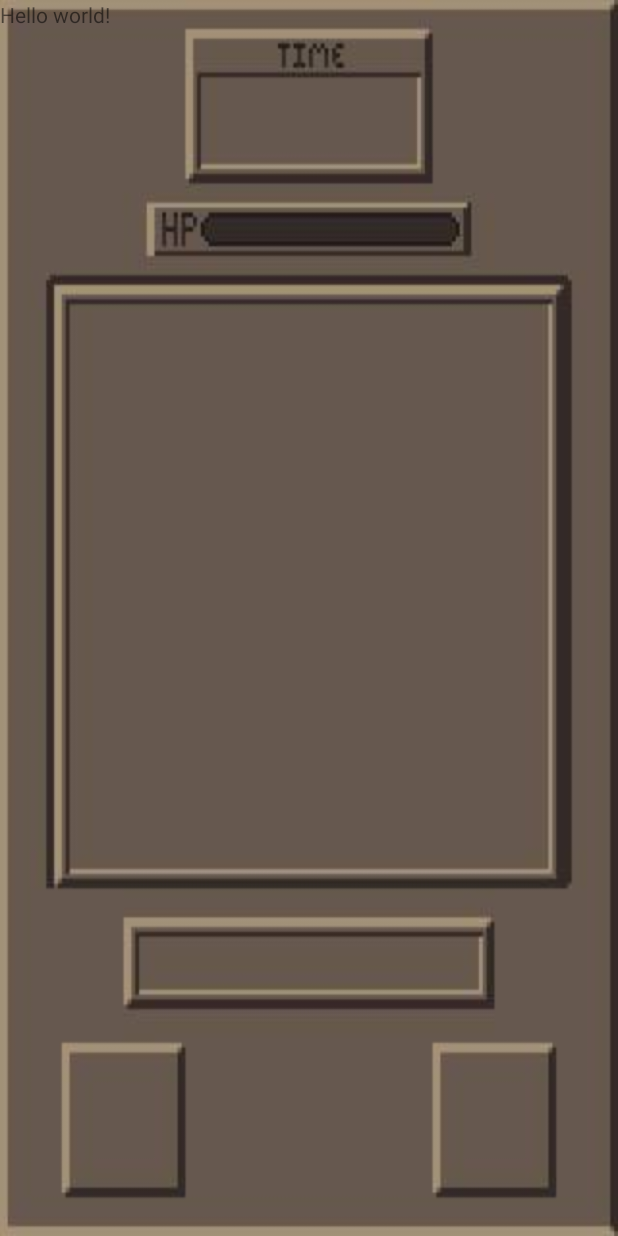
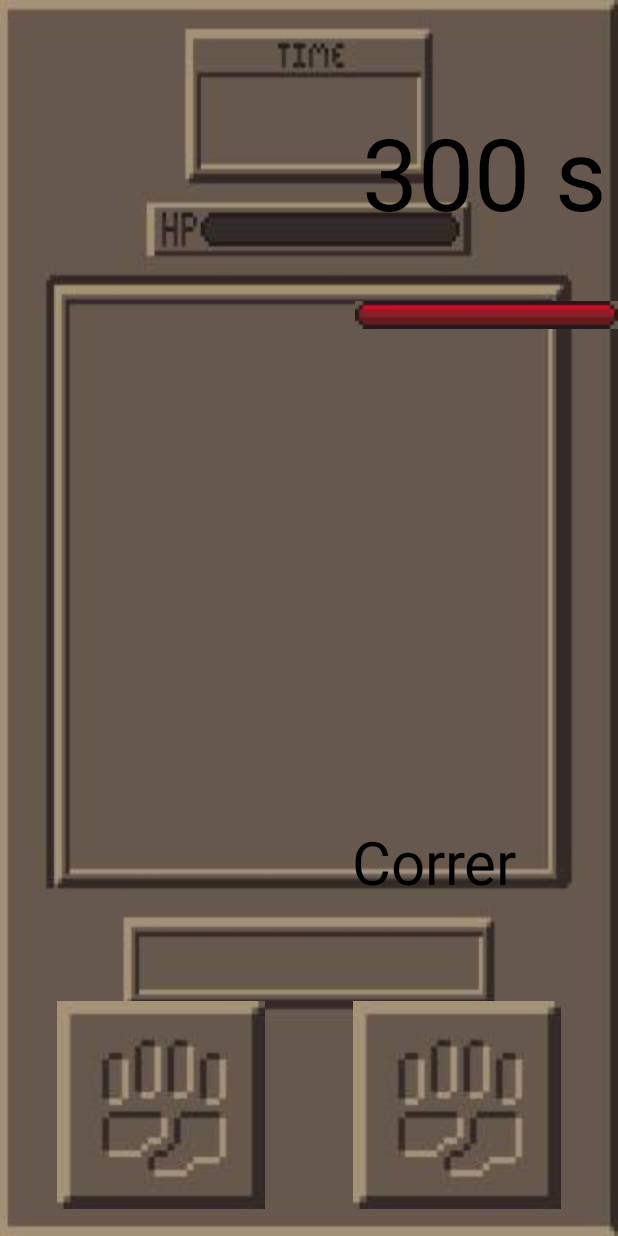
Before and after one commit to CoffiDev/nfchero_android, an Android app: the layout activity_main.xml on its own in the app's theme, with its tools: preview values and no code run, on a phone screen of 412 x 824 dp. Run offline under Robolectric (Android 15) with nearby library versions, the phone set to English and light mode, and no system bars.

Commit message:
Basic template for the app

```diff
--- a/app/build.gradle
+++ b/app/build.gradle
@@ -23,4 +23,6 @@ dependencies {
     compile fileTree(dir: 'libs', include: ['*.jar'])
     compile 'com.android.support:appcompat-v7:22.1.1'
     compile 'com.mcxiaoke.volley:library:1.0.+'
+    compile 'com.jakewharton:butterknife:7.0.1'
+    compile 'com.facebook.fresco:fresco:0.7.0+'
 }
--- a/app/src/main/res/layout/activity_main.xml
+++ b/app/src/main/res/layout/activity_main.xml
@@ -11,15 +11,111 @@
         android:src="@drawable/hud" />
 
     <TextView
-        android:id="@+id/nfc_text"
-        android:layout_width="wrap_content"
-        android:layout_height="wrap_content"
-        android:text="@string/hello_world" />
+        android:id="@+id/time_counter"
+        android:gravity="center"
+        android:text="300 s"
+        android:textSize="100px"
+        android:textColor="@android:color/black"
+        android:layout_marginLeft="350px"
+        android:layout_marginTop="105px"
+        android:layout_width="390px"
+        android:layout_height="130px" />
 
     <TextView
-        android:layout_margin="100px"
-        android:id="@+id/response"
-        android:layout_width="wrap_content"
-        android:layout_height="wrap_content" />
+        android:id="@+id/text_actions"
+        android:text="Correr"
+        android:textSize="60px"
+        android:gravity="center"
+        android:textColor="@android:color/black"
+        android:layout_alignParentBottom="true"
+        android:layout_marginBottom="335px"
+        android:layout_marginLeft="250px"
+        android:layout_width="600px"
+        android:layout_height="80px" />
+
+    <TextView
+        android:id="@+id/text_events"
+        android:layout_marginTop="420px"
+        android:layout_marginLeft="120px"
+        android:layout_width="850px"
+        android:layout_height="200px" />
+
+    <ImageView
+        android:layout_marginTop="620px"
+        android:layout_marginLeft="120px"
+        android:layout_width="850px"
+        android:layout_height="580px" />
+
+    <ImageView
+        android:id="@+id/image_life_bar"
+        android:src="@drawable/life_bar"
+        android:layout_marginLeft="355px"
+        android:layout_marginTop="265px"
+        android:layout_width="450px"
+        android:layout_height="100px" />
+
+    <ImageView
+        android:src="@drawable/puno"
+        android:layout_width="208px"
+        android:layout_height="208px"
+        android:layout_alignParentBottom="true"
+        android:layout_marginLeft="38dp"
+        android:layout_marginBottom="18dp"
+        android:id="@+id/imageView" />
+
+    <ImageView
+        android:src="@drawable/puno2"
+        android:visibility="invisible"
+        android:layout_width="208px"
+        android:layout_height="208px"
+        android:layout_alignParentBottom="true"
+        android:layout_marginLeft="38dp"
+        android:layout_marginBottom="18dp"
+        android:id="@+id/punohover" />
+
+    <Button
+        android:id="@+id/btn_action1"
+        android:background="@android:color/transparent"
+        android:layout_width="208px"
+        android:layout_height="208px"
+        android:layout_alignParentBottom="true"
+        android:layout_marginLeft="38dp"
+        android:layout_marginBottom="18dp"/>
+
+
+
+    <ImageView
+        android:src="@drawable/puno"
+        android:layout_width="208px"
+        android:layout_height="208px"
+        android:layout_alignParentBottom="true"
+        android:layout_alignParentRight="true"
+        android:layout_marginRight="38dp"
+        android:layout_marginBottom="18dp"
+        android:id="@+id/imageView2" />
+
+    <ImageView
+        android:src="@drawable/puno2"
+        android:visibility="invisible"
+        android:layout_width="208px"
+        android:layout_height="208px"
+        android:layout_alignParentBottom="true"
+        android:layout_alignParentRight="true"
+        android:layout_marginRight="38dp"
+        android:layout_marginBottom="18dp"
+        android:id="@+id/punohover2" />
+
+    <Button
+        android:id="@+id/btn_action2"
+        android:background="@android:color/transparent"
+        android:layout_width="208px"
+        android:layout_height="208px"
+        android:layout_alignParentBottom="true"
+        android:layout_alignParentRight="true"
+        android:layout_marginRight="38dp"
+        android:layout_marginBottom="18dp"/>
+
+
+
 
 </RelativeLayout>
```
Also changed, not shown: app/src/main/java/cuenca/alejandro/com/nfcgame/MainActivity.java (+159 -105 lines), app/src/main/java/cuenca/alejandro/com/nfcgame/Models/CardMonster.java (added, +20 -0 lines), app/src/main/java/cuenca/alejandro/com/nfcgame/Models/CardPotion.java (added, +15 -0 lines), app/src/main/java/cuenca/alejandro/com/nfcgame/Models/CardWeapon.java (added, +17 -0 lines), app/src/main/java/cuenca/alejandro/com/nfcgame/Models/Player.java (added, +29 -0 lines), app/src/main/res/values/color.xml (added, +31 -0 lines), app/src/main/res/drawable/barra_vida.jpg (added), app/src/main/res/drawable/life_bar.jpg (added), app/src/main/res/drawable/puno.jpg (added), app/src/main/res/drawable/puno2.jpg (added), 1 other file.
